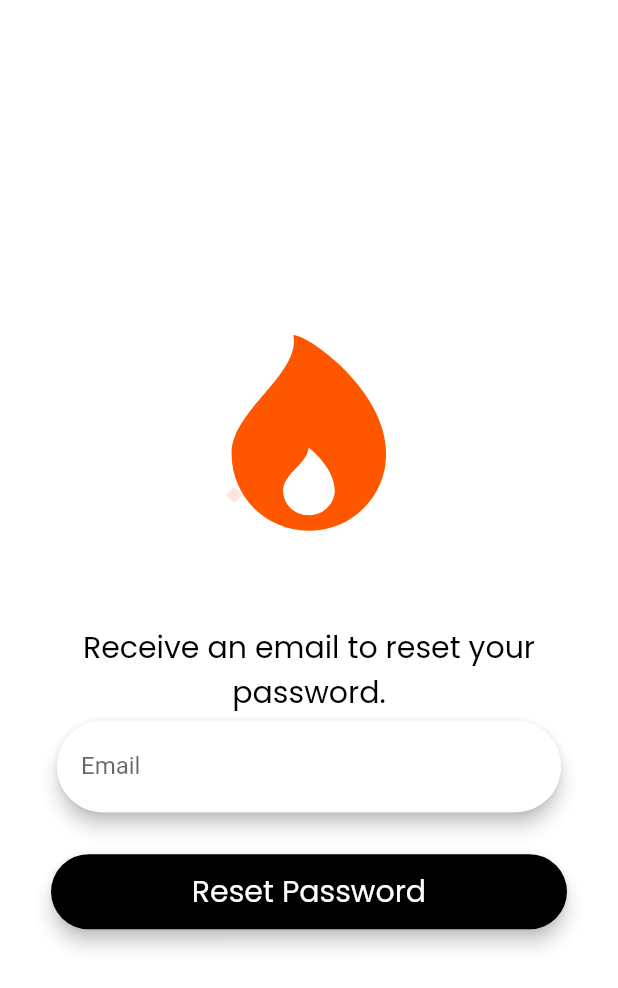
After one commit to yusufyildiz71/chat_app, a Flutter app: the ResetPassword screen opened directly, on a phone screen of 412 x 824 dp. The commit adds this screen. Shown: the top 988 px of the screen. Run offline on Flutter 3.47's test engine with Material 2 defaults, Android fonts, the phone set to English and light mode, and no system bars; our stand-ins replace cloud_firestore, firebase_auth, firebase_core, font_awesome_flutter, google_fonts, lottie and 1 more; missing offline and left inert: flutter_onboard; accounts and stored records are empty.

Commit message:
reset password and email entegration

```diff
--- a/lib/view/screens/login_screen.dart
+++ b/lib/view/screens/login_screen.dart
@@ -1,6 +1,7 @@
 import 'package:chat_app/view/screens/home_screen.dart';
 import 'package:chat_app/view/screens/onboard_screen.dart';
 import 'package:chat_app/view/screens/register_screen.dart';
+import 'package:chat_app/view/screens/resetPassword_screen.dart';
 import 'package:firebase_auth/firebase_auth.dart';
 import 'package:flutter/gestures.dart';
 import 'package:flutter/material.dart';
@@ -235,7 +236,7 @@ class _LoginScreenState extends State<LoginScreen> {
         // şifre unuttum kismi burda birazdan yap
         onTap: () {
           Navigator.push(context,
-              MaterialPageRoute(builder: (context) => const OnboardPage()));
+              MaterialPageRoute(builder: (context) => const ResetPassword()));
         });
   }
 
--- /dev/null
+++ b/lib/view/screens/resetPassword_screen.dart
@@ -0,0 +1,148 @@
+import 'package:chat_app/view/screens/login_screen.dart';
+import 'package:firebase_auth/firebase_auth.dart';
+import 'package:flutter/material.dart';
+import 'package:google_fonts/google_fonts.dart';
+import 'package:lottie/lottie.dart';
+import 'package:top_snackbar_flutter/custom_snack_bar.dart';
+import 'package:top_snackbar_flutter/safe_area_values.dart';
+import 'package:top_snackbar_flutter/tap_bounce_container.dart';
+import 'package:top_snackbar_flutter/top_snack_bar.dart';
+
+class ResetPassword extends StatefulWidget {
+  const ResetPassword({super.key});
+
+  @override
+  State<ResetPassword> createState() => _ResetPasswordState();
+}
+
+class _ResetPasswordState extends State<ResetPassword> {
+  final emailController = TextEditingController();
+
+  @override
+  void dispose() {
+    emailController.dispose();
+    super.dispose();
+  }
+
+  @override
+  Widget build(BuildContext context) {
+    return Scaffold(
+      backgroundColor: Colors.white,
+      body: Padding(
+        padding: EdgeInsets.symmetric(horizontal: 34.0),
+        child: Column(
+          mainAxisAlignment: MainAxisAlignment.center,
+          crossAxisAlignment: CrossAxisAlignment.stretch,
+          children: <Widget>[
+            SizedBox(
+                height: 200.0, child: Lottie.asset('assets/87498-fire.json')),
+            const SizedBox(
+              height: 28.0,
+            ),
+            Center(
+                child: Text(
+              "Receive an email to reset your password.",
+              style: GoogleFonts.poppins(
+                fontSize: 20,
+                fontWeight: FontWeight.w400,
+                color: Colors.black,
+              ),
+              textAlign: TextAlign.center,
+            )),
+
+            //E-Mail
+            Card(
+              elevation: 5,
+              shape: RoundedRectangleBorder(
+                borderRadius: BorderRadius.circular(32),
+              ),
+              child: Container(
+                padding:
+                    const EdgeInsets.symmetric(horizontal: 16, vertical: 1),
+                decoration: BoxDecoration(
+                  borderRadius: BorderRadius.circular(32),
+                  color: Colors.white.withOpacity(0.6),
+                ),
+                child: TextFormField(
+                  controller: emailController,
+                  keyboardType: TextInputType.emailAddress,
+                  textInputAction: TextInputAction.next,
+                  validator: (value) {
+                    if (value!.isEmpty) {
+                      print('Email boş olamaz.');
+                      return 'Email boş olamaz.';
+                    } else if (!isValidEmail(value)) {
+                      print('Email formatı hatalı');
+                      return 'Email formatı hatalı';
+                    }
+                    return null;
+                  },
+                  decoration: const InputDecoration(
+                    labelText: "Email",
+                    border: InputBorder.none,
+                  ),
+                ),
+              ),
+            ),
+            const SizedBox(
+              height: 8.0,
+            ),
+
+            //Password
+
+            Padding(
+              padding: const EdgeInsets.symmetric(vertical: 16.0),
+              child: ElevatedButton(
+                style: ElevatedButton.styleFrom(
+                    onPrimary: Colors.black,
+                    primary: Colors.black,
+                    elevation: 5,
+                    shape: RoundedRectangleBorder(
+                        borderRadius: BorderRadius.circular(32)),
+                    minimumSize: const Size(double.infinity, 50)),
+                onPressed: () async {
+                  ResetPassword();
+                },
+                child: Text("Reset Password",
+                    style: GoogleFonts.poppins(
+                      fontSize: 20,
+                      fontWeight: FontWeight.w400,
+                      color: Colors.white,
+                    )),
+              ),
+            ),
+          ],
+        ),
+      ),
+    );
+  }
+
+  bool isValidEmail(String email) {
+    return RegExp(
+            r"^[a-zA-Z0-9.a-zA-Z0-9.!#$%&'*+-/=?^_`{|}~]+@[a-zA-Z0-9]+\.[a-zA-Z]+")
+        .hasMatch(email);
+  }
+
+  Future ResetPassword() async {
+    try {
+      await FirebaseAuth.instance
+          .sendPasswordResetEmail(email: emailController.text.trim());
+      showTopSnackBar(
+        context,
+        CustomSnackBar.success(
+          message: "Good job! We sent you an e-mail. Check your mailbox",
+        ),
+      );
+      Navigator.of(context).popUntil((route) => route.isFirst);
+    } on FirebaseAuthException catch (e) {
+      print(e);
+      showTopSnackBar(
+        context,
+        CustomSnackBar.info(
+          message: e.message.toString(),
+        ),
+      );
+      Navigator.of(context).pop();
+    }
+  }
+}
--- a/pubspec.yaml
+++ b/pubspec.yaml
@@ -44,6 +44,7 @@ dependencies:
   cloud_firestore: ^3.5.0
   dependencies:
   flutter_onboard: ^2.0.0
+  top_snackbar_flutter: ^2.1.1
 
 dev_dependencies:
   flutter_test:
```
Also changed, not shown: pubspec.lock.
